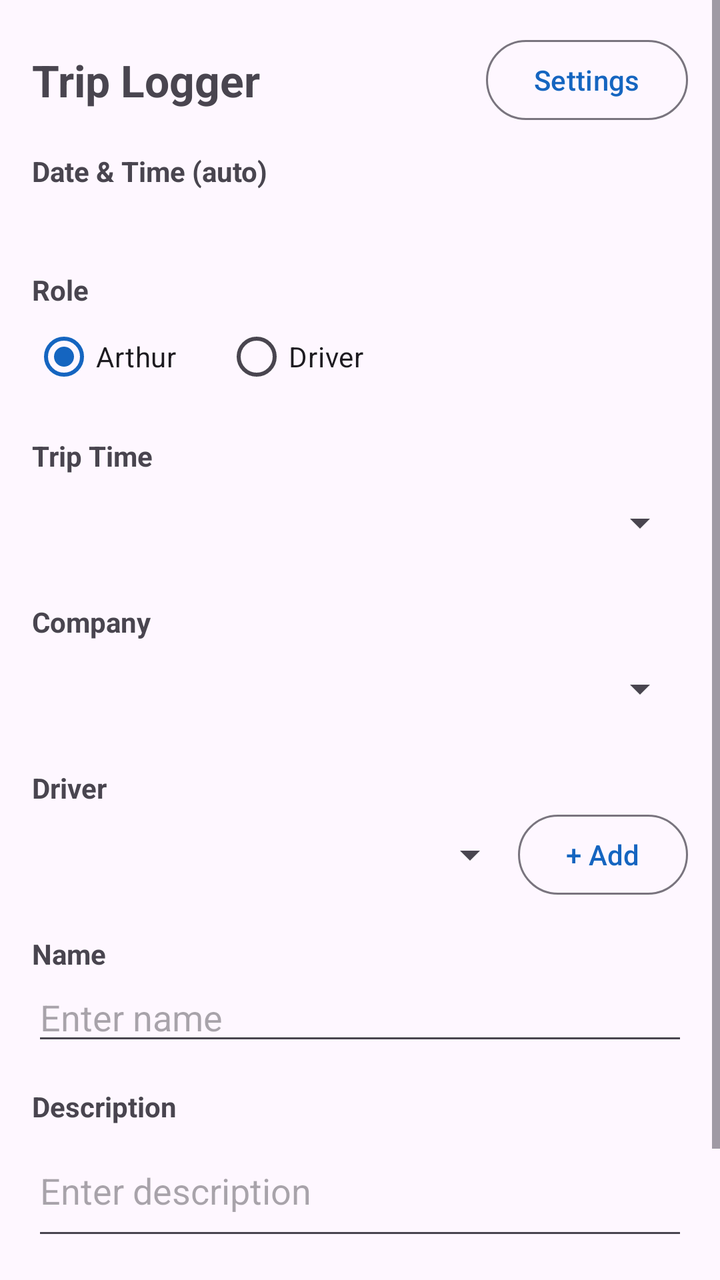
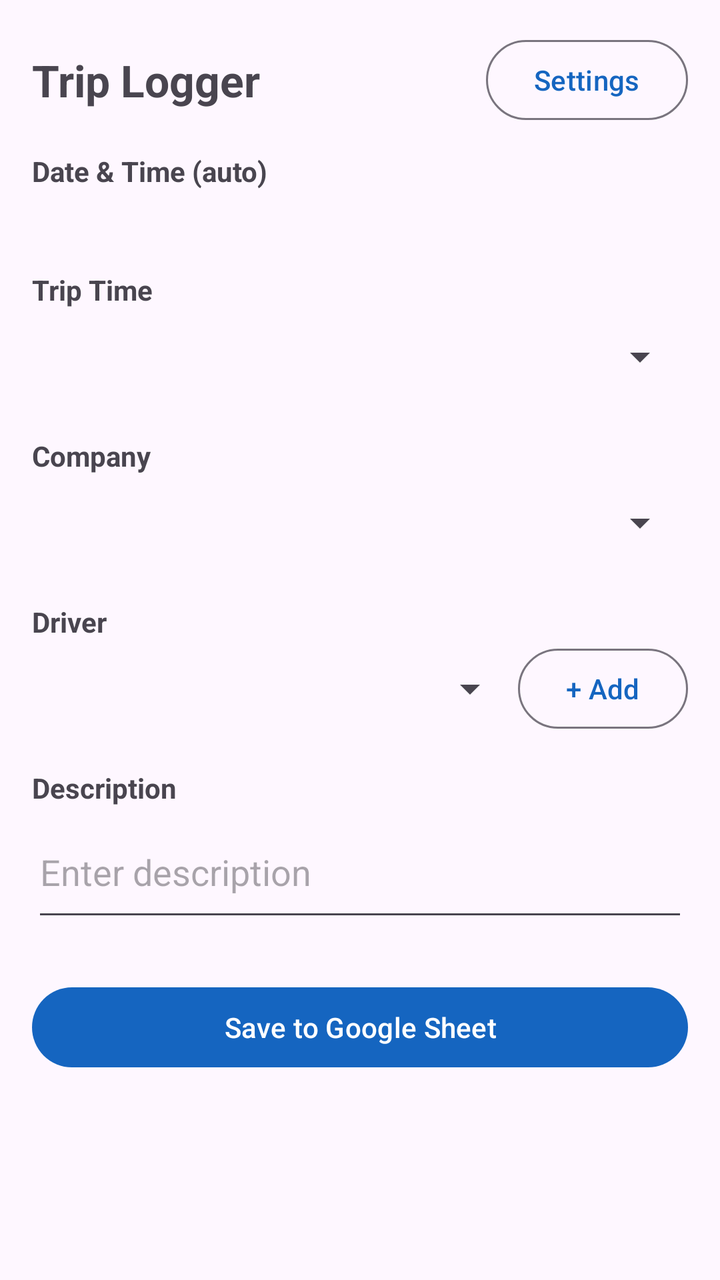

Two renders of the same Android screen: before a commit and after it. Below are the layout's source before the change and the commit's diff.
<!-- AndroidManifest.xml: application theme Theme.TripLogger -->
<!-- res/layout/activity_main.xml -->
<?xml version="1.0" encoding="utf-8"?>
<ScrollView xmlns:android="http://schemas.android.com/apk/res/android"
    android:layout_width="match_parent"
    android:layout_height="match_parent"
    android:fillViewport="true">

    <LinearLayout
        android:layout_width="match_parent"
        android:layout_height="wrap_content"
        android:orientation="vertical"
        android:padding="16dp">

        <LinearLayout
            android:layout_width="match_parent"
            android:layout_height="wrap_content"
            android:orientation="horizontal"
            android:gravity="center_vertical">

            <TextView
                android:layout_width="0dp"
                android:layout_height="wrap_content"
                android:layout_weight="1"
                android:text="@string/app_name"
                android:textSize="22sp"
                android:textStyle="bold" />

            <Button
                android:id="@+id/btnSettings"
                style="?attr/materialButtonOutlinedStyle"
                android:layout_width="wrap_content"
                android:layout_height="wrap_content"
                android:minWidth="0dp"
                android:text="@string/settings" />
        </LinearLayout>

        <TextView
            android:layout_width="wrap_content"
            android:layout_height="wrap_content"
            android:layout_marginTop="12dp"
            android:text="@string/date_time_label"
            android:textStyle="bold" />

        <TextView
            android:id="@+id/txtDateTime"
            android:layout_width="wrap_content"
            android:layout_height="wrap_content"
            android:textSize="18sp"
            android:textColor="?android:attr/textColorPrimary" />

        <TextView
            android:layout_width="wrap_content"
            android:layout_height="wrap_content"
            android:layout_marginTop="16dp"
            android:text="@string/role_label"
            android:textStyle="bold" />

        <RadioGroup
            android:id="@+id/radioRole"
            android:layout_width="match_parent"
            android:layout_height="wrap_content"
            android:orientation="horizontal">

            <RadioButton
                android:id="@+id/radioArthur"
                android:layout_width="wrap_content"
                android:layout_height="wrap_content"
                android:checked="true"
                android:text="@string/role_arthur" />

            <RadioButton
                android:id="@+id/radioDriver"
                android:layout_width="wrap_content"
                android:layout_height="wrap_content"
                android:layout_marginStart="24dp"
                android:text="@string/role_driver" />
        </RadioGroup>

        <TextView
            android:layout_width="wrap_content"
            android:layout_height="wrap_content"
            android:layout_marginTop="16dp"
            android:text="@string/trip_time_label"
            android:textStyle="bold" />

        <Spinner
            android:id="@+id/spinnerTripTime"
            android:layout_width="match_parent"
            android:layout_height="48dp" />

        <EditText
            android:id="@+id/editCustomTime"
            android:layout_width="match_parent"
            android:layout_height="wrap_content"
            android:hint="@string/custom_time_hint"
            android:focusable="false"
            android:clickable="true"
            android:inputType="none"
            android:visibility="gone" />

        <TextView
            android:layout_width="wrap_content"
            android:layout_height="wrap_content"
            android:layout_marginTop="16dp"
            android:text="@string/company_label"
            android:textStyle="bold" />

        <Spinner
            android:id="@+id/spinnerCompany"
            android:layout_width="match_parent"
            android:layout_height="48dp" />

        <TextView
            android:layout_width="wrap_content"
            android:layout_height="wrap_content"
            android:layout_marginTop="16dp"
            android:text="@string/driver_label"
            android:textStyle="bold" />

        <LinearLayout
            android:layout_width="match_parent"
            android:layout_height="wrap_content"
            android:orientation="horizontal"
            android:gravity="center_vertical">

            <Spinner
                android:id="@+id/spinnerDriver"
                android:layout_width="0dp"
                android:layout_height="48dp"
                android:layout_weight="1" />

            <Button
                android:id="@+id/btnAddDriver"
                style="?attr/materialButtonOutlinedStyle"
                android:layout_width="wrap_content"
                android:layout_height="wrap_content"
                android:minWidth="0dp"
                android:text="@string/add_driver" />
        </LinearLayout>

        <TextView
            android:layout_width="wrap_content"
            android:layout_height="wrap_content"
            android:layout_marginTop="16dp"
            android:text="@string/name_label"
            android:textStyle="bold" />

        <EditText
            android:id="@+id/editName"
            android:layout_width="match_parent"
            android:layout_height="wrap_content"
            android:hint="@string/name_hint"
            android:inputType="textPersonName|textCapWords" />

        <TextView
            android:layout_width="wrap_content"
            android:layout_height="wrap_content"
            android:layout_marginTop="16dp"
            android:text="@string/description_label"
            android:textStyle="bold" />

        <EditText
            android:id="@+id/editDescription"
            android:layout_width="match_parent"
            android:layout_height="wrap_content"
            android:hint="@string/description_hint"
            android:inputType="textMultiLine|textCapSentences"
            android:minLines="2" />

        <Button
            android:id="@+id/btnSave"
            android:layout_width="match_parent"
            android:layout_height="wrap_content"
            android:layout_marginTop="24dp"
            android:text="@string/save" />

        <TextView
            android:id="@+id/txtPending"
            android:layout_width="wrap_content"
            android:layout_height="wrap_content"
            android:layout_marginTop="8dp"
            android:textColor="@android:color/holo_orange_dark"
            android:visibility="gone" />
    </LinearLayout>
</ScrollView>
<!-- resources referenced by this layout -->
<resources>
  <string name="add_driver">+ Add</string>
  <string name="app_name">Trip Logger</string>
  <string name="company_label">Company</string>
  <string name="custom_time_hint">Tap to key in time</string>
  <string name="date_time_label">Date &amp; Time (auto)</string>
  <string name="description_hint">Enter description</string>
  <string name="description_label">Description</string>
  <string name="driver_label">Driver</string>
  <string name="name_hint">Enter name</string>
  <string name="name_label">Name</string>
  <string name="role_arthur">Arthur</string>
  <string name="role_driver">Driver</string>
  <string name="role_label">Role</string>
  <string name="save">Save to Google Sheet</string>
  <string name="settings">Settings</string>
  <string name="trip_time_label">Trip Time</string>
  <style name="Theme.TripLogger" parent="Theme.Material3.DayNight.NoActionBar">
          <item name="colorPrimary">#1565C0</item>
          <item name="colorOnPrimary">#FFFFFF</item>
      </style>
</resources>

<!-- the commit's change to res/layout/activity_main.xml (unified diff, before → after) -->
@@ -46,34 +46,6 @@
             android:layout_height="wrap_content"
             android:textSize="18sp"
             android:textColor="?android:attr/textColorPrimary" />
-
-        <TextView
-            android:layout_width="wrap_content"
-            android:layout_height="wrap_content"
-            android:layout_marginTop="16dp"
-            android:text="@string/role_label"
-            android:textStyle="bold" />
-
-        <RadioGroup
-            android:id="@+id/radioRole"
-            android:layout_width="match_parent"
-            android:layout_height="wrap_content"
-            android:orientation="horizontal">
-
-            <RadioButton
-                android:id="@+id/radioArthur"
-                android:layout_width="wrap_content"
-                android:layout_height="wrap_content"
-                android:checked="true"
-                android:text="@string/role_arthur" />
-
-            <RadioButton
-                android:id="@+id/radioDriver"
-                android:layout_width="wrap_content"
-                android:layout_height="wrap_content"
-                android:layout_marginStart="24dp"
-                android:text="@string/role_driver" />
-        </RadioGroup>
 
         <TextView
             android:layout_width="wrap_content"
@@ -141,20 +113,6 @@
             android:layout_width="wrap_content"
             android:layout_height="wrap_content"
             android:layout_marginTop="16dp"
-            android:text="@string/name_label"
-            android:textStyle="bold" />
-
-        <EditText
-            android:id="@+id/editName"
-            android:layout_width="match_parent"
-            android:layout_height="wrap_content"
-            android:hint="@string/name_hint"
-            android:inputType="textPersonName|textCapWords" />
-
-        <TextView
-            android:layout_width="wrap_content"
-            android:layout_height="wrap_content"
-            android:layout_marginTop="16dp"
             android:text="@string/description_label"
             android:textStyle="bold" />
 
<!-- resource entries referenced after the edit -->
@@ -8,11 +8,6 @@
   <string name="description_hint">Enter description</string>
   <string name="description_label">Description</string>
   <string name="driver_label">Driver</string>
-  <string name="name_hint">Enter name</string>
-  <string name="name_label">Name</string>
-  <string name="role_arthur">Arthur</string>
-  <string name="role_driver">Driver</string>
-  <string name="role_label">Role</string>
   <string name="save">Save to Google Sheet</string>
   <string name="settings">Settings</string>
   <string name="trip_time_label">Trip Time</string>
